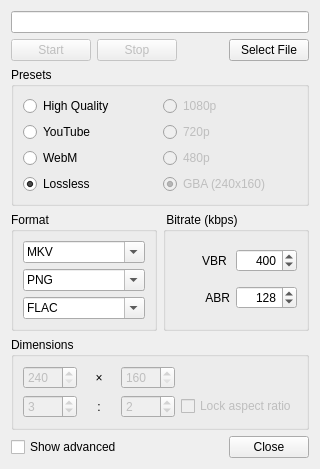
Before: the Qt Designer form Libretro/mgba/src/platform/qt/VideoView.ui in kiddreads/Avalon-copy2, drawn with Qt 5.
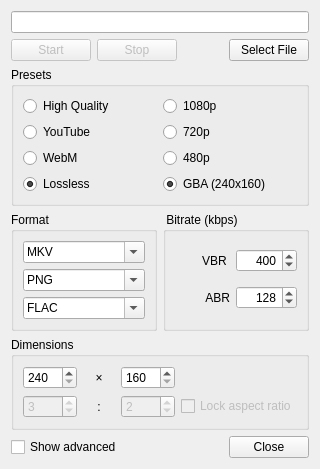
After: the same form once the commit is applied.

Commit message: Video: Support scaling the output frame

What changed in the file:
```diff
--- a/Libretro/mgba/src/platform/qt/VideoView.ui
+++ b/Libretro/mgba/src/platform/qt/VideoView.ui
@@ -152,9 +152,6 @@
        <layout class="QVBoxLayout" name="verticalLayout_3">
         <item>
          <widget class="QRadioButton" name="preset1080">
-          <property name="enabled">
-           <bool>false</bool>
-          </property>
           <property name="text">
            <string>1080p</string>
           </property>
@@ -165,9 +162,6 @@
         </item>
         <item>
          <widget class="QRadioButton" name="preset720">
-          <property name="enabled">
-           <bool>false</bool>
-          </property>
           <property name="text">
            <string>720p</string>
           </property>
@@ -178,9 +172,6 @@
         </item>
         <item>
          <widget class="QRadioButton" name="preset480">
-          <property name="enabled">
-           <bool>false</bool>
-          </property>
           <property name="text">
            <string>480p</string>
           </property>
@@ -191,9 +182,6 @@
         </item>
         <item>
          <widget class="QRadioButton" name="preset160">
-          <property name="enabled">
-           <bool>false</bool>
-          </property>
           <property name="text">
            <string>GBA (240x160)</string>
           </property>
@@ -423,9 +411,6 @@
          </item>
          <item row="0" column="3">
           <widget class="QSpinBox" name="height">
-           <property name="enabled">
-            <bool>false</bool>
-           </property>
            <property name="minimum">
             <number>160</number>
            </property>
@@ -436,9 +421,6 @@
          </item>
          <item row="0" column="1">
           <widget class="QSpinBox" name="width">
-           <property name="enabled">
-            <bool>false</bool>
-           </property>
            <property name="minimum">
             <number>240</number>
            </property>
```
The commit also changes 4 other files.
